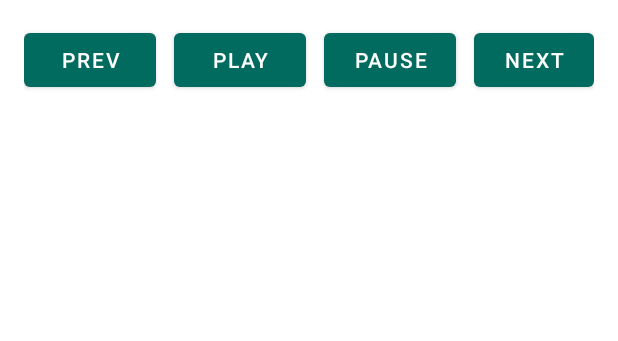
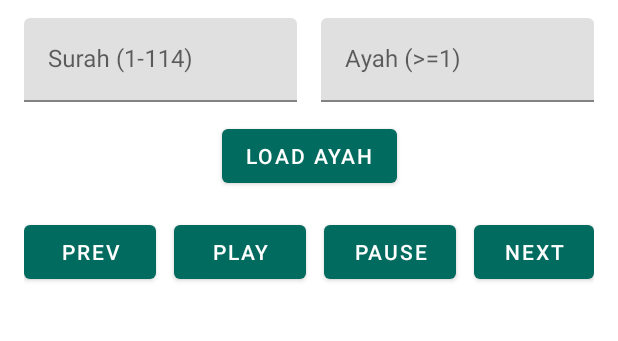
Before and after one commit to aidrisedai/QuranReciterRepeat, an Android app: the screen it shows after launch (MainActivity), on a phone screen of 412 x 824 dp, the part 167-508 px from its top. Run offline under Robolectric (Android 15) with nearby library versions, the phone set to English and light mode, and no system bars.

Commit message:
feat(UHW-8): Fresh minimal single-ayah repeat implementation
- Remove auto-start; user triggers playback
- Add Surah/Ayah inputs + Load Ayah button
- ACTION_LOAD_SINGLE builds exact playlist: N duplicates (repeat=OFF) or ∞ (repeat=ONE)
- Play resumes existing queue; no reseed if items exist

```diff
--- a/app/src/main/res/layout/activity_main.xml
+++ b/app/src/main/res/layout/activity_main.xml
@@ -35,6 +35,54 @@
             android:imeOptions="actionDone" />
     </com.google.android.material.textfield.TextInputLayout>
 
+    <com.google.android.material.textfield.TextInputLayout
+        android:id="@+id/surahInputLayout"
+        style="@style/Widget.MaterialComponents.TextInputLayout.FilledBox"
+        android:layout_width="0dp"
+        android:layout_height="wrap_content"
+        android:hint="Surah (1-114)"
+        app:layout_constraintTop_toBottomOf="@id/repeatInputLayout"
+        app:layout_constraintStart_toStartOf="parent"
+        app:layout_constraintEnd_toStartOf="@id/ayahInputLayout"
+        android:layout_marginTop="12dp"
+        android:layout_marginEnd="8dp">
+        <com.google.android.material.textfield.TextInputEditText
+            android:id="@+id/editSurah"
+            android:layout_width="match_parent"
+            android:layout_height="wrap_content"
+            android:inputType="number"
+            android:imeOptions="actionNext" />
+    </com.google.android.material.textfield.TextInputLayout>
+
+    <com.google.android.material.textfield.TextInputLayout
+        android:id="@+id/ayahInputLayout"
+        style="@style/Widget.MaterialComponents.TextInputLayout.FilledBox"
+        android:layout_width="0dp"
+        android:layout_height="wrap_content"
+        android:hint="Ayah (>=1)"
+        app:layout_constraintTop_toBottomOf="@id/repeatInputLayout"
+        app:layout_constraintEnd_toEndOf="parent"
+        app:layout_constraintStart_toEndOf="@id/surahInputLayout"
+        android:layout_marginTop="12dp"
+        android:layout_marginStart="8dp">
+        <com.google.android.material.textfield.TextInputEditText
+            android:id="@+id/editAyah"
+            android:layout_width="match_parent"
+            android:layout_height="wrap_content"
+            android:inputType="number"
+            android:imeOptions="actionDone" />
+    </com.google.android.material.textfield.TextInputLayout>
+
+    <com.google.android.material.button.MaterialButton
+        android:id="@+id/btnLoadAyah"
+        android:layout_width="wrap_content"
+        android:layout_height="wrap_content"
+        android:text="Load Ayah"
+        app:layout_constraintTop_toBottomOf="@id/ayahInputLayout"
+        app:layout_constraintStart_toStartOf="parent"
+        app:layout_constraintEnd_toEndOf="parent"
+        android:layout_marginTop="12dp" />
+
     <LinearLayout
         android:id="@+id/controlsRow"
         android:layout_width="0dp"
@@ -42,7 +90,7 @@
         android:orientation="horizontal"
         android:gravity="center"
         android:paddingTop="16dp"
-        app:layout_constraintTop_toBottomOf="@id/repeatInputLayout"
+        app:layout_constraintTop_toBottomOf="@id/btnLoadAyah"
         app:layout_constraintStart_toStartOf="parent"
         app:layout_constraintEnd_toEndOf="parent">
 
```
Also changed, not shown: app/src/main/java/com/repeatquran/MainActivity.java (+39 -8 lines), app/src/main/java/com/repeatquran/playback/PlaybackService.java (+28 -1 lines).
